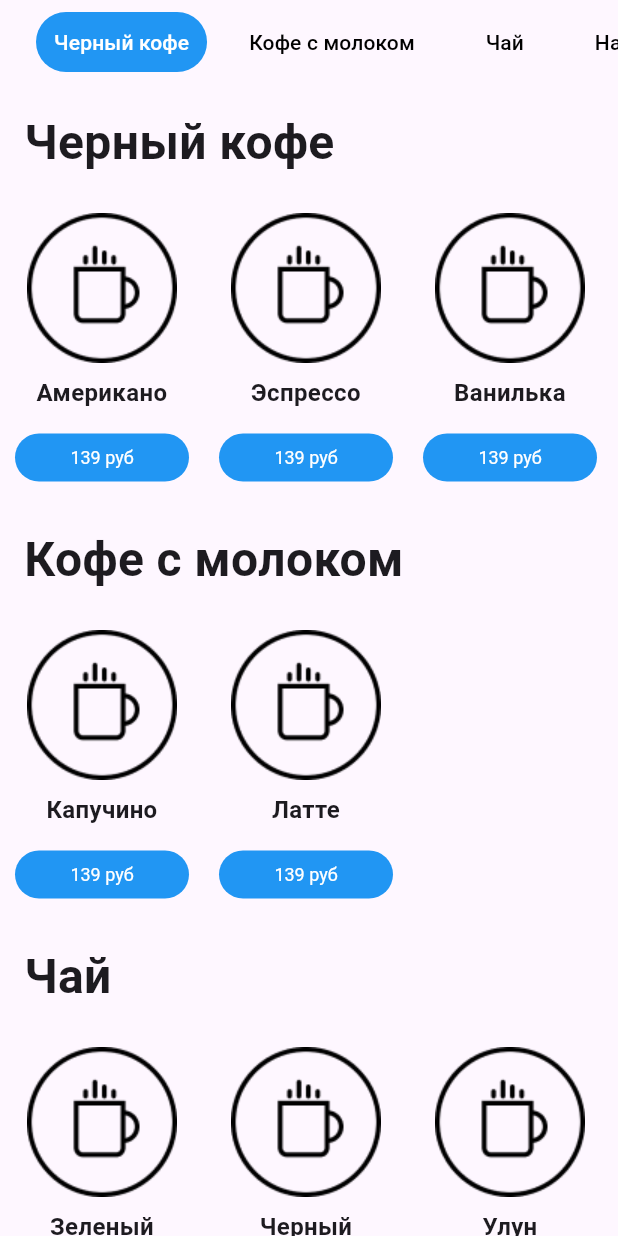
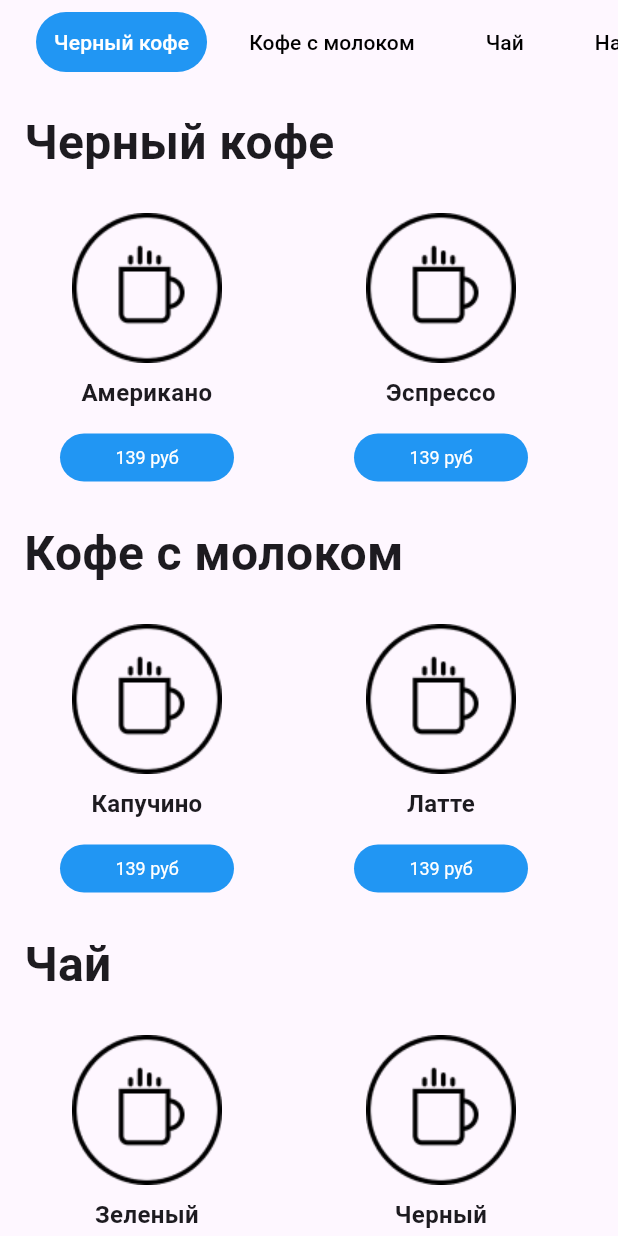
Before and after one commit to JulinwZ/flutter_effective, a Flutter app: the screen it shows after launch, on a phone screen of 412 x 824 dp. Run offline on Flutter 3.47's test engine with Material 3 defaults, Android fonts, the phone set to English and light mode, and no system bars; generated files the repository leaves out were written again.

Commit message:
Изменил размер кнопок при выборе числа товаров. Сделал их меньше

```diff
--- a/lib/src/features/menu/view/menu_screen.dart
+++ b/lib/src/features/menu/view/menu_screen.dart
@@ -187,7 +187,7 @@ class _MenuScreenState extends State<MenuScreen> {
                       ),
                     ),
                     Container(
-                      height: 200,
+                      height: 196,
                       child: ListView.builder(
                         scrollDirection: Axis.horizontal,
                         itemCount: categories[index].products.length,
@@ -197,7 +197,7 @@ class _MenuScreenState extends State<MenuScreen> {
                           return Padding(
                             padding: const EdgeInsets.all(8.0),
                             child: Container(
-                              width: 120,
+                              width: 180,
                               child: Column(
                                 crossAxisAlignment: CrossAxisAlignment.center,
                                 children: [
@@ -267,7 +267,7 @@ class _ProductPriceButtonState extends State<ProductPriceButton> {
           shape: RoundedRectangleBorder(
             borderRadius: BorderRadius.circular(20),
           ),
-          padding: EdgeInsets.symmetric(horizontal: 16, vertical: 8),
+          padding: EdgeInsets.symmetric(horizontal: 32, vertical: 8),
           textStyle: TextStyle(fontSize: 12),
           minimumSize: Size(116, 32),
         ),
@@ -277,41 +277,69 @@ class _ProductPriceButtonState extends State<ProductPriceButton> {
         mainAxisAlignment: MainAxisAlignment.center,
         children: [
           Container(
+            width: 24,
+            height: 24,
             decoration: BoxDecoration(
               borderRadius: BorderRadius.circular(20),
               color: Colors.blue,
             ),
+            child: Center(
               child: IconButton(
                 onPressed: () {
                   setState(() {
                     _quantity = (_quantity - 1).clamp(0, 10);
                   });
                 },
-              icon: Icon(Icons.remove),
+                icon: Icon(
+                  Icons.remove,
+                  color: Colors.white,
+                  size: 12,
+                ),
+                padding: EdgeInsets.zero,
+              ),
+            ),
+          ),
+
+          SizedBox(width: 8),
+          Container(
+            width: 52,
+            height: 24,
+              decoration: BoxDecoration(
+                  borderRadius: BorderRadius.circular(20), color: Colors.blue),
+              child: Center(
+                child: Text(
+                  '$_quantity',
+                  style: TextStyle(
+                    fontSize: 12,
                     color: Colors.white,
                   ),
                 ),
+              )
+          ),
+
           SizedBox(width: 8),
-          Text(
-            '$_quantity',
-            style: TextStyle(
-              fontSize: 16,
-            ),
-          ),
-          SizedBox(width: 8),
+
           Container(
+            width: 24,
+            height: 24,
             decoration: BoxDecoration(
               borderRadius: BorderRadius.circular(20),
               color: Colors.blue,
             ),
+            child: Center(
               child: IconButton(
                 onPressed: () {
                   setState(() {
                     _quantity = (_quantity + 1).clamp(0, 10);
                   });
                 },
-              icon: Icon(Icons.add),
+                icon: Icon(
+                  Icons.add,
                   color: Colors.white,
+                  size: 12,
+                ),
+                padding: EdgeInsets.zero,
+              ),
             ),
           ),
         ],
```
Lines whose indentation alone changed are shown as unchanged.
